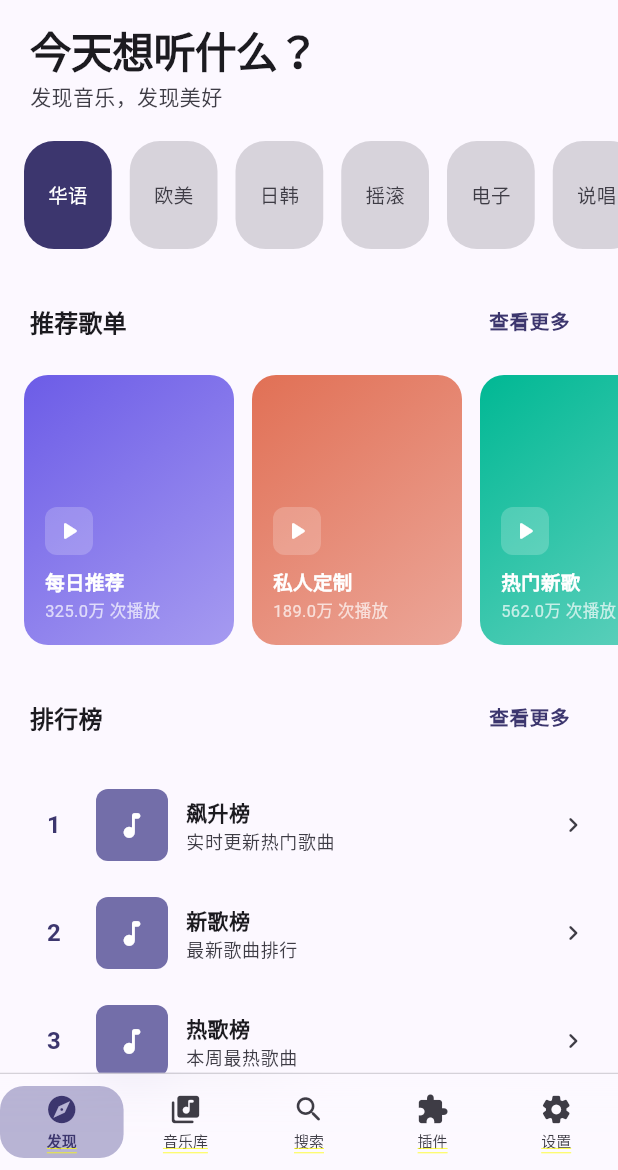
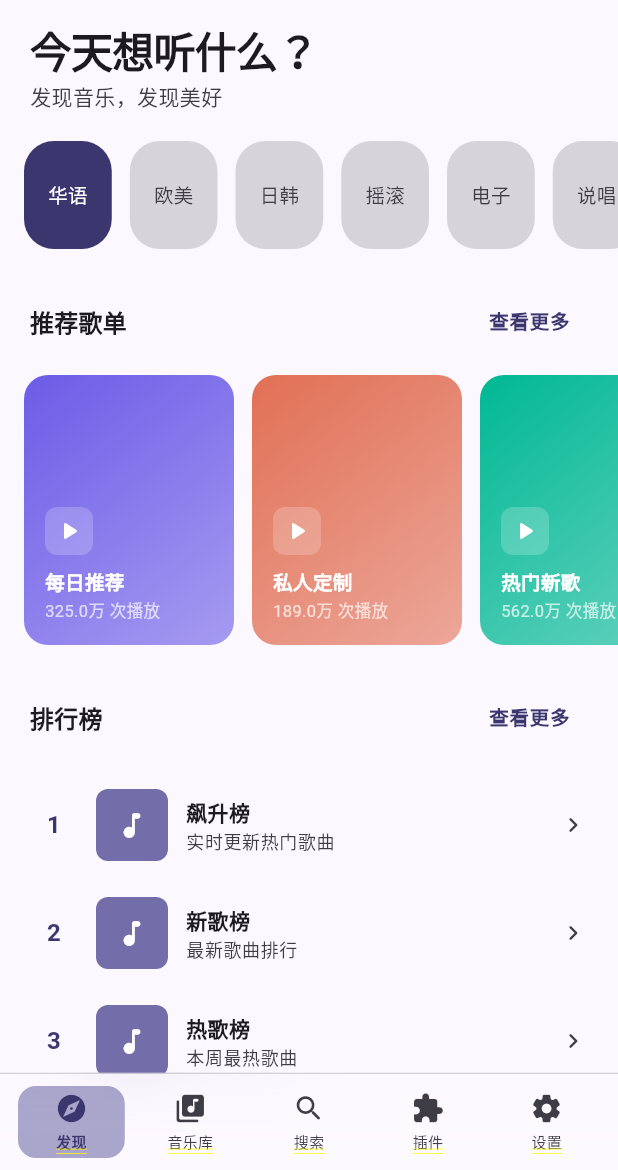
Before and after one commit to Chengxiaoyu1119/MusicFlow, a Flutter app: the screen it shows after launch, on a phone screen of 412 x 824 dp, the part 66-1236 px from its top. Run offline on Flutter 3.47's test engine with Material 3 defaults, Android fonts, the phone set to English and light mode, and no system bars; our stand-ins replace audio_service, cached_network_image, dio, file_picker, flutter_riverpod, go_router and 10 more; missing offline and left inert: audio_metadata_reader, encrypt, hotkey_manager, shelf_router, tray_manager, window_manager; accounts and stored records are empty.

Commit message:
fix: nav alignment, mini player padding, music tile spacing

```diff
--- a/lib/app.dart
+++ b/lib/app.dart
@@ -412,46 +412,41 @@ class _BottomNavContent extends ConsumerWidget {
       (icon: Icons.settings_rounded, label: '设置', route: '/settings'),
     ];
 
-    return SizedBox(
+    return Container(
       height: 64,
+      padding: const EdgeInsets.symmetric(horizontal: 8),
       child: Row(
-        mainAxisAlignment: MainAxisAlignment.spaceAround,
         children: List.generate(items.length, (i) {
-          final item = items[i];
           final isSelected = i == currentIndex;
           return Expanded(
             child: GestureDetector(
-              onTap: () => context.go(item.route),
+              onTap: () => context.go(items[i].route),
               child: AnimatedContainer(
                 duration: const Duration(milliseconds: 200),
-                margin: EdgeInsets.symmetric(
-                  vertical: 8,
-                  horizontal: isSelected ? 0 : 4,
-                ),
+                margin: const EdgeInsets.symmetric(vertical: 8, horizontal: 4),
                 decoration: BoxDecoration(
-                  borderRadius: BorderRadius.circular(16),
+                  borderRadius: BorderRadius.circular(12),
                   color: isSelected
-                      ? theme.colorScheme.primaryContainer.withValues(alpha: 0.5)
+                      ? theme.colorScheme.primaryContainer.withValues(alpha: 0.6)
                       : Colors.transparent,
                 ),
                 child: Column(
                   mainAxisAlignment: MainAxisAlignment.center,
                   children: [
-                    Icon(
-                      item.icon,
+                    Icon(items[i].icon,
                       color: isSelected
                           ? theme.colorScheme.primary
                           : theme.colorScheme.onSurfaceVariant,
-                      size: 22,
-                    ),
-                    const SizedBox(height: 2),
-                    Text(item.label,
+                      size: 22),
+                    const SizedBox(height: 3),
+                    Text(items[i].label,
                       style: TextStyle(
                         color: isSelected
                             ? theme.colorScheme.primary
                             : theme.colorScheme.onSurfaceVariant,
                         fontSize: 10,
                         fontWeight: isSelected ? FontWeight.w600 : FontWeight.w400,
+                        letterSpacing: 0.2,
                       )),
                   ],
                 ),
--- a/lib/shared/widgets/mini_player.dart
+++ b/lib/shared/widgets/mini_player.dart
@@ -27,7 +27,7 @@ class MiniPlayer extends ConsumerWidget {
         : 0.0;
 
     return Padding(
-      padding: const EdgeInsets.fromLTRB(8, 0, 8, 4),
+      padding: const EdgeInsets.fromLTRB(12, 0, 12, 6),
       child: ClipRRect(
         borderRadius: BorderRadius.circular(16),
         child: BackdropFilter(
--- a/lib/shared/widgets/music_tile.dart
+++ b/lib/shared/widgets/music_tile.dart
@@ -24,7 +24,7 @@ class MusicTile extends StatelessWidget {
 
     return ListTile(
       onTap: onTap,
-      contentPadding: const EdgeInsets.symmetric(horizontal: 16, vertical: 4),
+      contentPadding: const EdgeInsets.only(left: 16, right: 12, top: 4, bottom: 4),
       leading: showArtwork
           ? Container(
               decoration: BoxDecoration(
```
